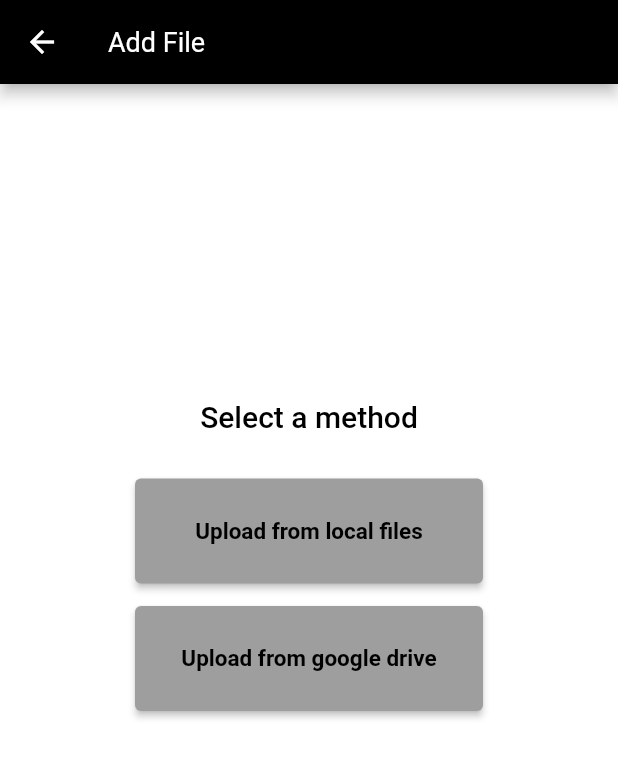
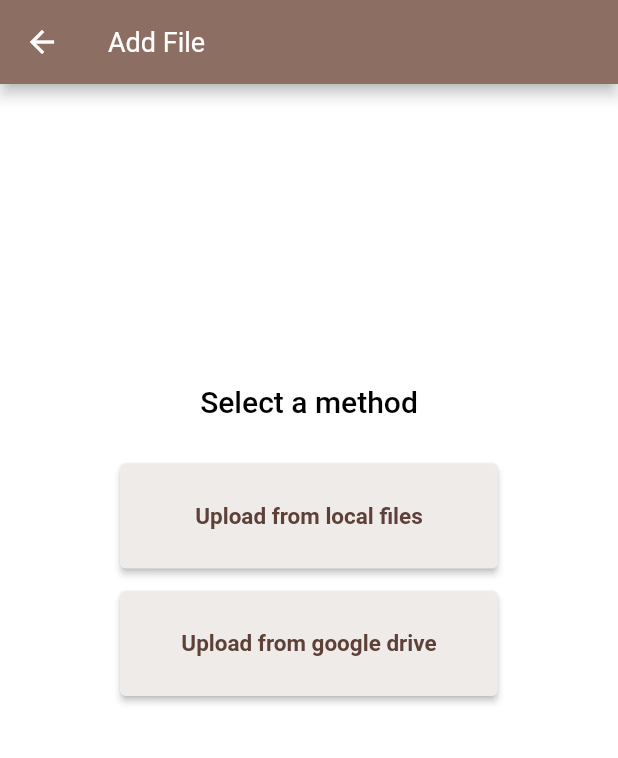
Before and after one commit to JemmalynVitoCruz/trial, a Flutter app: the SelectMethod screen opened directly, on a phone screen of 412 x 824 dp. Shown: the top 758 px of the screen. Run offline on Flutter 3.47's test engine with Material 2 defaults, Android fonts, the phone set to English and light mode, and no system bars.

Commit message:
Updated select method

```diff
--- a/lib/main.dart
+++ b/lib/main.dart
@@ -25,8 +25,6 @@ void main(){
         home:ViewModuleIcons(),
         //home: LocalFiles(),
         //home: SelectFile(),
-        //home: NewNotification(),
-        //home: ApprovedNotif(),
       )
   );
 }
--- a/lib/ui/select_method.dart
+++ b/lib/ui/select_method.dart
@@ -9,7 +9,7 @@ class SelectMethod extends StatelessWidget {
         backgroundColor: Colors.white,
         appBar: AppBar(
           title: const Text("Add File"),
-          backgroundColor: Colors.black,
+          backgroundColor: Colors.brown[400],
           titleTextStyle: const TextStyle(
             fontSize: 18,
             color: Colors.white,
@@ -24,7 +24,7 @@ class SelectMethod extends StatelessWidget {
           ) ,
         ),
         body: Padding(
-          padding: const EdgeInsets.all(60),
+          padding: const EdgeInsets.all(50),
           child: ListView(
               children: <Widget>[
                 Container(
@@ -45,8 +45,8 @@ class SelectMethod extends StatelessWidget {
                     padding: const EdgeInsets.fromLTRB(30, 30, 30, 0),
                     child: ElevatedButton(
                       style: ElevatedButton.styleFrom(
-                          primary: Colors.grey,
-                          onPrimary: Colors.black,
+                          primary: Colors.brown[50],
+                          onPrimary: Colors.brown[700],
                           textStyle: const TextStyle(
                               fontSize: 15,
                               fontWeight: FontWeight.bold)),
@@ -61,8 +61,8 @@ class SelectMethod extends StatelessWidget {
                     padding: const EdgeInsets.fromLTRB(30, 15, 30, 15),
                     child: ElevatedButton(
                       style: ElevatedButton.styleFrom(
-                          primary: Colors.grey,
-                          onPrimary: Colors.black,
+                          primary: Colors.brown[50],
+                          onPrimary: Colors.brown[700],
                           textStyle: const TextStyle(
                               fontSize: 15,
                               fontWeight: FontWeight.bold)),
@@ -72,11 +72,6 @@ class SelectMethod extends StatelessWidget {
                       },
                     )
                 ),
-
-
-
-
-
               ]
           ),
         ));
```
